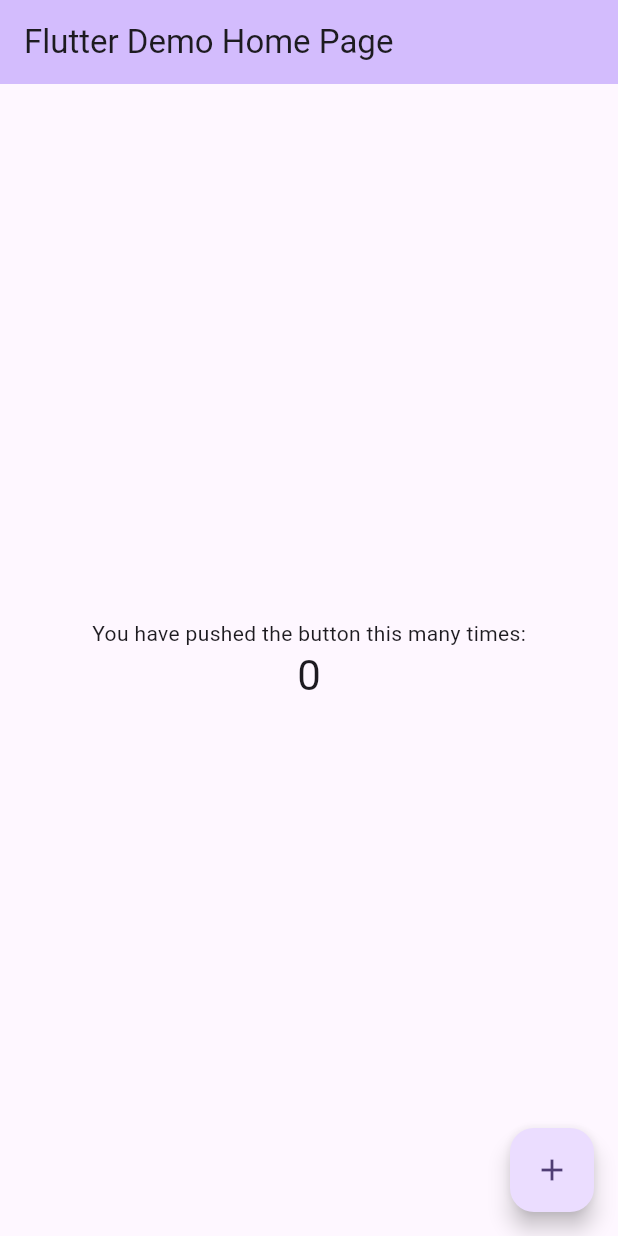
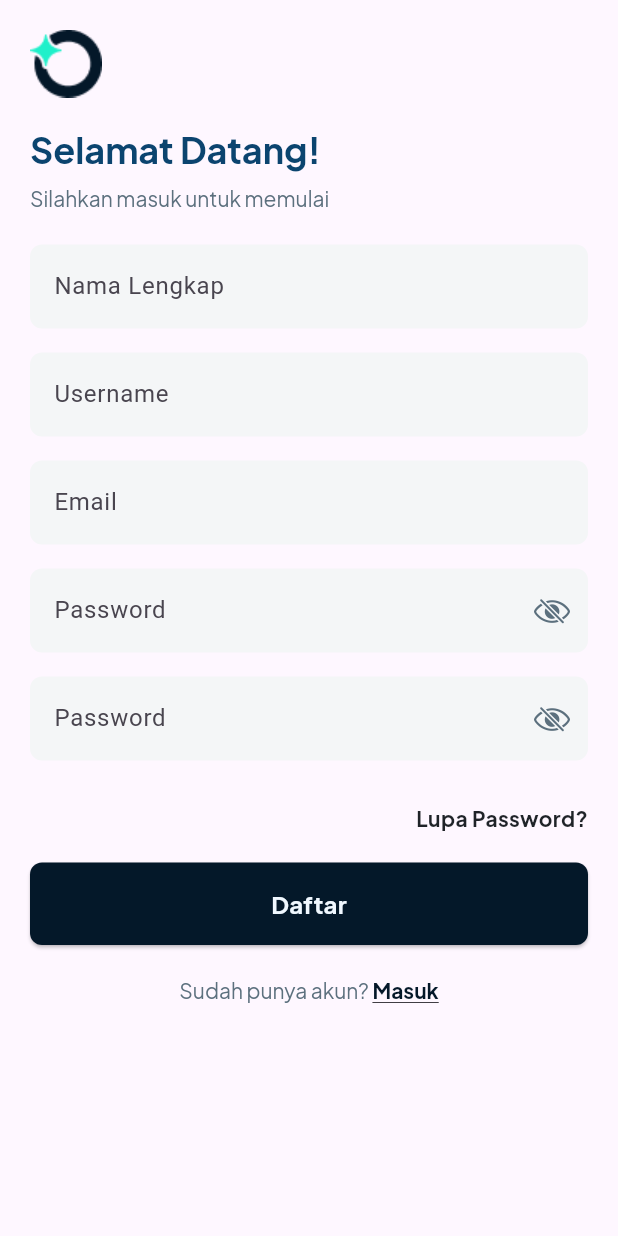
Before and after one commit to foto-in/frontend-foto-in, a Flutter app: the screen it shows after launch, on a phone screen of 412 x 824 dp. Run offline on Flutter 3.47's test engine with Material 3 defaults, Android fonts, the light colour scheme and no system bars; our stand-ins replace google_fonts.

Commit message:
slicing auth

```diff
--- /dev/null
+++ b/lib/core/styles/colors.dart
@@ -0,0 +1,66 @@
+import 'package:flutter/material.dart';
+
+class AppColor {
+  static const primary = Color(0xff041829);
+  static const secondary = Color(0xff1ff0ca);
+  static const textPrimary = Color(0xff1f2328);
+  static const textSecondary = Color(0xff5C707E);
+  static const textTeriary = Color(0xffCAD2D7);
+  static final blackWithOpacity = const Color(0xff000000).withOpacity(0.1);
+
+  static const Color textFieldBackground = Color(0xffF4F6F7);
+  static const Color textFieldBorder = Color(0xffF4F4F6);
+}
+
+class FotoInColor {
+  // Blue
+  static const int _bluePrimaryValue = 0xff041829;
+
+  static const MaterialColor blue = MaterialColor(_bluePrimaryValue, {
+    50: Color(0xfff0f8ff),
+    100: Color(0xffe0f0fe),
+    200: Color(0xffb9e2fe),
+    300: Color(0xff7bccfe),
+    400: Color(0xff36b2fa),
+    500: Color(0xFF0b99ec),
+    600: Color(0xff0079c9),
+    700: Color(0xff0160a3),
+    800: Color(0xff055187),
+    900: Color(0xff0b446f),
+    950: Color(_bluePrimaryValue),
+  });
+
+  // Tosca
+  static const int _toscaPrimaryValue = 0xFF1ff0ca;
+
+  static const MaterialColor tosca = MaterialColor(_toscaPrimaryValue, {
+    50: Color(0xffeefffa),
+    100: Color(0xffc4fff2),
+    200: Color(0xff8affe6),
+    300: Color(0xff47ffda),
+    400: Color(_toscaPrimaryValue),
+    500: Color(0xff00d3af),
+    600: Color(0xff00aa90),
+    700: Color(0xff008774),
+    800: Color(0xff046b5e),
+    900: Color(0xff09584e),
+    950: Color(0xff003632),
+  });
+
+  // Yellow
+  static const int _yellowPrimaryValue = 0xffFBBE0C;
+
+  static const MaterialColor yellow = MaterialColor(_yellowPrimaryValue, {
+    50: Color(0xffFFFDEA),
+    100: Color(0xffFFFBC6),
+    200: Color(0xffFFF687),
+    300: Color(0xffFFEA49),
+    400: Color(0xffFFDB1F),
+    500: Color(_yellowPrimaryValue),
+    600: Color(0xffDE9101),
+    700: Color(0xffB86705),
+    800: Color(0xff954F0B),
+    900: Color(0xff7B410C),
+    950: Color(0xff472101),
+  });
+}
--- /dev/null
+++ b/lib/feature/auth/register/presentation/view/register_view.dart
@@ -0,0 +1,12 @@
+import 'package:flutter/cupertino.dart';
+import 'package:foto_in/feature/auth/register/presentation/widgets/register_widgets.dart';
+
+class RegisterView extends StatelessWidget {
+  static const String routeName = '/register';
+  const RegisterView({super.key});
+
+  @override
+  Widget build(BuildContext context) {
+    return const RegisterWidget();
+  }
+}
--- /dev/null
+++ b/lib/feature/auth/register/presentation/widgets/register_widgets.dart
@@ -0,0 +1,231 @@
+import 'package:flutter/cupertino.dart';
+import 'package:flutter/gestures.dart';
+import 'package:flutter/material.dart';
+import 'package:flutter/rendering.dart';
+import 'package:flutter/widgets.dart';
+import 'package:foto_in/core/styles/colors.dart';
+import 'package:foto_in/core/styles/typography.dart';
+import 'package:foto_in/utils/button.dart';
+import 'package:google_fonts/google_fonts.dart';
+
+class RegisterWidget extends StatefulWidget {
+  const RegisterWidget({super.key});
+
+  @override
+  State<RegisterWidget> createState() => _RegisterWidgetState();
+}
+
+class _RegisterWidgetState extends State<RegisterWidget> {
+  var isObsecure = true;
+  var tfEmailController = TextEditingController();
+  var tfPasswordController = TextEditingController();
+  Function get onPressed => () {
+        setState(() {
+          isObsecure = !isObsecure;
+        });
+      };
+
+  @override
+  void dispose() {
+    super.dispose();
+    tfEmailController.dispose();
+    tfPasswordController.dispose();
+  }
+
+  @override
+  Widget build(BuildContext context) {
+    return Scaffold(
+      body: SafeArea(
+        child: _content(),
+      ),
+    );
+  }
+
+  Padding _content() {
+    return Padding(
+      padding: const EdgeInsets.all(20),
+      child: ListView(
+        children: [
+          Row(
+            children: [
+              Image.asset('assets/images/logo.png'),
+            ],
+          ),
+          const SizedBox(
+            height: 20,
+          ),
+          Text(
+            "Selamat Datang!",
+            style:
+                FotoInHeadingTypography.small(color: FotoInColor.blue.shade900),
+          ),
+          const SizedBox(
+            height: 8,
+          ),
+          Text(
+            "Silahkan masuk untuk memulai",
+            style: FotoInParagraph.small(color: AppColor.textSecondary),
+          ),
+          const SizedBox(
+            height: 20,
+          ),
+          TfAuth(
+              controller: tfEmailController,
+              hintText: "Nama Lengkap",
+              keyboardType: TextInputType.name),
+          const SizedBox(
+            height: 16,
+          ),
+          TfAuth(
+              controller: tfEmailController,
+              hintText: "Username",
+              keyboardType: TextInputType.name),
+          const SizedBox(
+            height: 16,
+          ),
+          TfAuth(
+              controller: tfEmailController,
+              hintText: "Email",
+              keyboardType: TextInputType.emailAddress),
+          const SizedBox(
+            height: 16,
+          ),
+          TfPasswordType(
+              tfPasswordController: tfPasswordController,
+              isObsecure: isObsecure,
+              onPressed: onPressed),
+          const SizedBox(
+            height: 16,
+          ),
+          TfPasswordType(
+              tfPasswordController: tfPasswordController,
+              isObsecure: isObsecure,
+              onPressed: onPressed),
+          const SizedBox(
+            height: 16,
+          ),
+          const SizedBox(
+            height: 12,
+          ),
+          Row(
+            mainAxisAlignment: MainAxisAlignment.end,
+            children: [
+              Text(
+                "Lupa Password?",
+                style: GoogleFonts.plusJakartaSans(
+                  fontSize: 14,
+                  fontWeight: FontWeight.w700,
+                  color: AppColor.textPrimary,
+                ),
+              ),
+            ],
+          ),
+          const SizedBox(
+            height: 20,
+          ),
+          const BtnPrimary(
+            tvButton: "Daftar",
+          ),
+          const SizedBox(
+            height: 20,
+          ),
+          Expanded(
+            child: Row(
+              mainAxisAlignment: MainAxisAlignment.center,
+              children: [
+                Text.rich(
+                  TextSpan(
+                    text: "Sudah punya akun? ",
+                    style: FotoInParagraph.small(color: AppColor.textSecondary),
+                    children: [
+                      TextSpan(
+                        text: "Masuk",
+                        style: GoogleFonts.plusJakartaSans(
+                          decoration: TextDecoration.underline,
+                          fontSize: 14,
+                          fontWeight: FontWeight.w700,
+                          color: AppColor.primary,
+                        ),
+                        recognizer: TapGestureRecognizer()
+                          ..onTap = () {
+                            Navigator.of(context).pushNamed('/login');
+                          },
+                      )
+                    ],
+                  ),
+                )
+              ],
+            ),
+          )
+        ],
+      ),
+    );
+  }
+}
+
+class TfPasswordType extends StatelessWidget {
+  const TfPasswordType({
+    super.key,
+    required this.tfPasswordController,
+    required this.isObsecure,
+    required this.onPressed,
+  });
+
+  final TextEditingController tfPasswordController;
+  final bool isObsecure;
+  final Function onPressed;
+
+  @override
+  Widget build(BuildContext context) {
+    return TextField(
+      controller: tfPasswordController,
+      keyboardType: TextInputType.visiblePassword,
+      obscureText: isObsecure,
+      decoration: InputDecoration(
+        suffixIcon: IconButton(
+            onPressed: () {
+              onPressed();
+            },
+            icon: Icon(
+              isObsecure ? CupertinoIcons.eye_slash : CupertinoIcons.eye,
+              color: AppColor.textSecondary,
+            )),
+        hintText: "Password",
+        border: OutlineInputBorder(
+            borderRadius: BorderRadius.circular(8),
+            borderSide: BorderSide.none),
+        filled: true,
+        fillColor: AppColor.textFieldBackground,
+      ),
+    );
+  }
+}
+
+class TfAuth extends StatelessWidget {
+  const TfAuth({
+    super.key,
+    required this.controller,
+    required this.hintText,
+    required this.keyboardType,
+  });
+
+  final TextEditingController controller;
+  final String hintText;
+  final TextInputType keyboardType;
+
+  @override
+  Widget build(BuildContext context) {
+    return TextField(
+      controller: controller,
+      keyboardType: keyboardType,
+      decoration: InputDecoration(
+        hintText: hintText,
+        border: OutlineInputBorder(
+            borderRadius: BorderRadius.circular(8),
+            borderSide: BorderSide.none),
+        filled: true,
+        fillColor: AppColor.textFieldBackground,
+      ),
+    );
+  }
+}
--- a/lib/main.dart
+++ b/lib/main.dart
@@ -1,4 +1,6 @@
 import 'package:flutter/material.dart';
+import 'package:foto_in/feature/auth/login/presentation/view/login_view.dart';
+import 'package:foto_in/feature/auth/register/presentation/view/register_view.dart';
 
 void main() {
   runApp(const MyApp());
@@ -9,60 +11,12 @@ class MyApp extends StatelessWidget {
   @override
   Widget build(BuildContext context) {
     return MaterialApp(
+      routes: {
+        LoginView.routeName: (context) => const LoginView(),
+        RegisterView.routeName: (context) => const RegisterView(),
+      },
       title: 'Flutter Demo',
-      theme: ThemeData(
-        colorScheme: ColorScheme.fromSeed(seedColor: Colors.deepPurple),
-        useMaterial3: true,
-      ),
-      home: const MyHomePage(title: 'Flutter Demo Home Page'),
+      home: const RegisterView(),
     );
   }
 }
-
-class MyHomePage extends StatefulWidget {
-  const MyHomePage({super.key, required this.title});
-
-  final String title;
-
-  @override
-  State<MyHomePage> createState() => _MyHomePageState();
-}
-
-class _MyHomePageState extends State<MyHomePage> {
-  int _counter = 0;
-
-  void _incrementCounter() {
-    setState(() {
-      _counter++;
-    });
-  }
-
-  @override
-  Widget build(BuildContext context) {
-    return Scaffold(
-      appBar: AppBar(
-        backgroundColor: Theme.of(context).colorScheme.inversePrimary,
-        title: Text(widget.title),
-      ),
-      body: Center(
-        child: Column(
-          mainAxisAlignment: MainAxisAlignment.center,
-          children: <Widget>[
-            const Text(
-              'You have pushed the button this many times:',
-            ),
-            Text(
-              '$_counter',
-              style: Theme.of(context).textTheme.headlineMedium,
-            ),
-          ],
-        ),
-      ),
-      floatingActionButton: FloatingActionButton(
-        onPressed: _incrementCounter,
-        tooltip: 'Increment',
-        child: const Icon(Icons.add),
-      ), // This trailing comma makes auto-formatting nicer for build methods.
-    );
-  }
-}
--- /dev/null
+++ b/lib/utils/button.dart
@@ -0,0 +1,73 @@
+import 'package:flutter/material.dart';
+import 'package:foto_in/core/styles/colors.dart';
+import 'package:google_fonts/google_fonts.dart';
+
+class BtnPrimary extends StatelessWidget {
+  const BtnPrimary({super.key, required this.tvButton});
+  final String tvButton;
+
+  @override
+  Widget build(BuildContext context) {
+    return SizedBox(
+      width: double.infinity,
+      child: ElevatedButton(
+        onPressed: () {},
+        style: ElevatedButton.styleFrom(
+          backgroundColor: AppColor.primary,
+          padding: const EdgeInsets.all(16),
+          shape: RoundedRectangleBorder(
+            borderRadius: BorderRadius.circular(8),
+          ),
+        ),
+        child: Text(
+          tvButton,
+          style: GoogleFonts.plusJakartaSans(
+            fontSize: 16,
+            fontWeight: FontWeight.w700,
+            color: FotoInColor.blue.shade50,
+          ),
+        ),
+      ),
+    );
+  }
+}
+
+class BtnPrimaryWhite extends StatelessWidget {
+  const BtnPrimaryWhite({
+    super.key,
+    required this.tvButton,
+    required this.onPressed,
+  });
+
+  final String tvButton;
+  final Function onPressed;
+
+  @override
+  Widget build(BuildContext context) {
+    return SizedBox(
+      width: double.infinity,
+      child: ElevatedButton(
+        onPressed: () {
+          onPressed();
+        },
+        style: ElevatedButton.styleFrom(
+          backgroundColor: Colors.transparent,
+          elevation: 0,
+          padding: const EdgeInsets.all(16),
+          shape: RoundedRectangleBorder(
+            borderRadius: BorderRadius.circular(8),
+            side: const BorderSide(color: AppColor.primary),
+          ),
+        ),
+        child: Text(
+          "Daftar",
+          style: GoogleFonts.plusJakartaSans(
+            fontSize: 16,
+            fontWeight: FontWeight.w700,
+            color: AppColor.primary,
+          ),
+        ),
+      ),
+    );
+  }
+}
--- a/pubspec.yaml
+++ b/pubspec.yaml
@@ -26,6 +26,5 @@ flutter:
   uses-material-design: true
 
   # To add assets to your application, add an assets section, like this:
-  # assets:
-  #   - images/a_dot_burr.jpeg
-  #   - images/a_dot_ham.jpeg
+  assets:
+    - assets/images/
```
Also changed, not shown: lib/feature/auth/login/presentation/view/login_view.dart (added, +12 -0 lines), lib/feature/auth/login/presentation/widgets/login_widgets.dart (added, +171 -0 lines), assets/images/logo.png (added).
